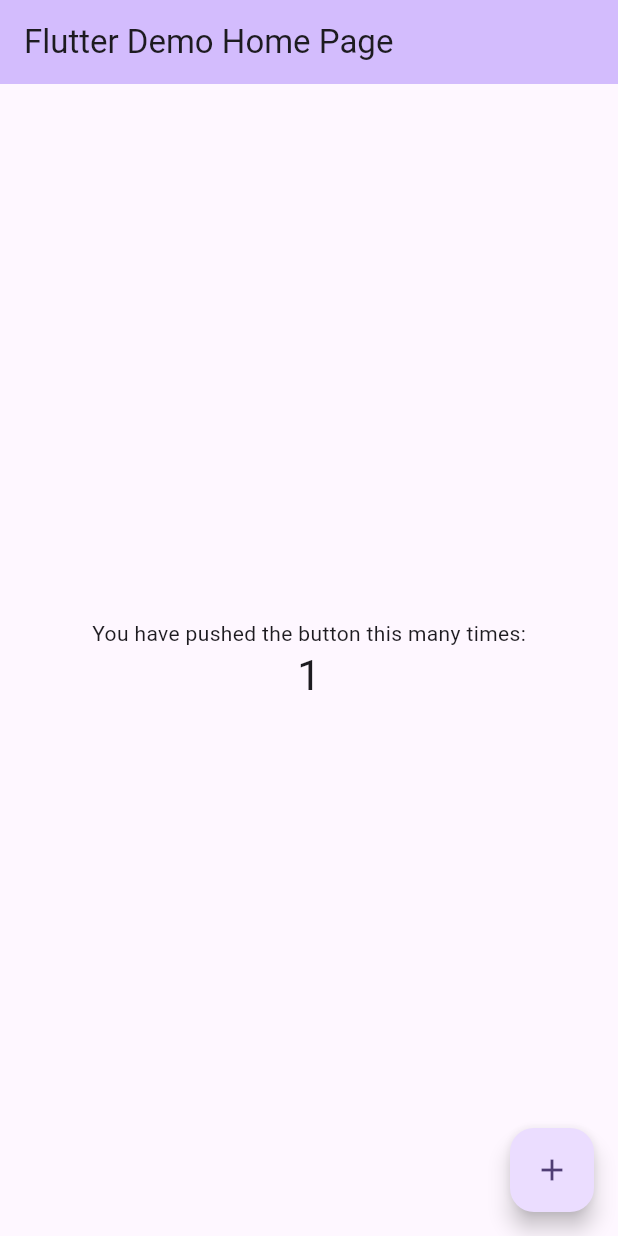
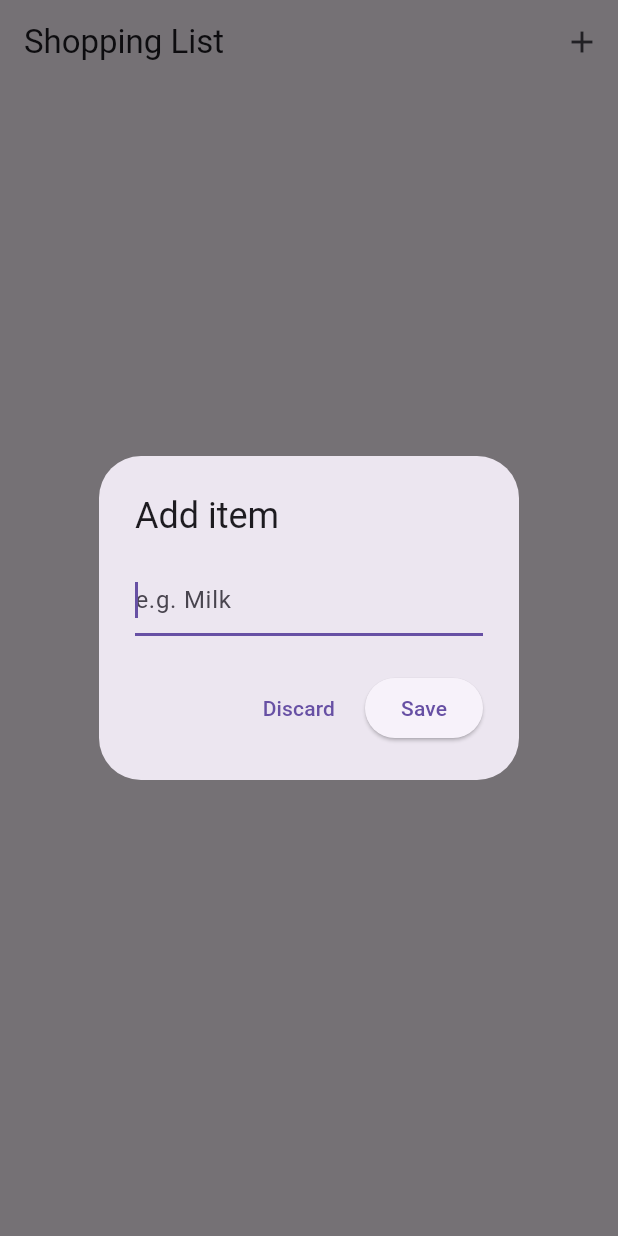
Before and after one commit to kaloqnnajdenov/buy_list, a Flutter app: the screen it shows after launch, after a tap on the "add" icon, on a phone screen of 412 x 824 dp. Run offline on Flutter 3.47's test engine with Material 3 defaults, Android fonts, the light colour scheme and no system bars; our stand-ins replace shared_preferences.

Commit message:
first version (basically todo-list)

```diff
--- /dev/null
+++ b/devtools_options.yaml
@@ -0,0 +1,3 @@
+description: This file stores settings for Dart & Flutter DevTools.
+documentation: https://docs.flutter.dev/tools/devtools/extensions#configure-extension-enablement-states
+extensions:
--- a/lib/main.dart
+++ b/lib/main.dart
@@ -1,125 +1,20 @@
 import 'package:flutter/material.dart';
+import 'screens/shopping_list_page.dart';
 
 void main() {
+  WidgetsFlutterBinding.ensureInitialized();
   runApp(const MyApp());
 }
 
 class MyApp extends StatelessWidget {
   const MyApp({super.key});
 
-  // This widget is the root of your application.
   @override
   Widget build(BuildContext context) {
     return MaterialApp(
-      title: 'Flutter Demo',
-      theme: ThemeData(
-        // This is the theme of your application.
-        //
-        // TRY THIS: Try running your application with "flutter run". You'll see
-        // the application has a purple toolbar. Then, without quitting the app,
-        // try changing the seedColor in the colorScheme below to Colors.green
-        // and then invoke "hot reload" (save your changes or press the "hot
-        // reload" button in a Flutter-supported IDE, or press "r" if you used
-        // the command line to start the app).
-        //
-        // Notice that the counter didn't reset back to zero; the application
-        // state is not lost during the reload. To reset the state, use hot
-        // restart instead.
-        //
-        // This works for code too, not just values: Most code changes can be
-        // tested with just a hot reload.
-        colorScheme: ColorScheme.fromSeed(seedColor: Colors.deepPurple),
-        useMaterial3: true,
-      ),
-      home: const MyHomePage(title: 'Flutter Demo Home Page'),
+      title: 'Shopping List',
+      theme: ThemeData(primarySwatch: Colors.blue),
+      home: const ShoppingListPage(),
     );
   }
 }
-
-class MyHomePage extends StatefulWidget {
-  const MyHomePage({super.key, required this.title});
-
-  // This widget is the home page of your application. It is stateful, meaning
-  // that it has a State object (defined below) that contains fields that affect
-  // how it looks.
-
-  // This class is the configuration for the state. It holds the values (in this
-  // case the title) provided by the parent (in this case the App widget) and
-  // used by the build method of the State. Fields in a Widget subclass are
-  // always marked "final".
-
-  final String title;
-
-  @override
-  State<MyHomePage> createState() => _MyHomePageState();
-}
-
-class _MyHomePageState extends State<MyHomePage> {
-  int _counter = 0;
-
-  void _incrementCounter() {
-    setState(() {
-      // This call to setState tells the Flutter framework that something has
-      // changed in this State, which causes it to rerun the build method below
-      // so that the display can reflect the updated values. If we changed
-      // _counter without calling setState(), then the build method would not be
-      // called again, and so nothing would appear to happen.
-      _counter++;
-    });
-  }
-
-  @override
-  Widget build(BuildContext context) {
-    // This method is rerun every time setState is called, for instance as done
-    // by the _incrementCounter method above.
-    //
-    // The Flutter framework has been optimized to make rerunning build methods
-    // fast, so that you can just rebuild anything that needs updating rather
-    // than having to individually change instances of widgets.
-    return Scaffold(
-      appBar: AppBar(
-        // TRY THIS: Try changing the color here to a specific color (to
-        // Colors.amber, perhaps?) and trigger a hot reload to see the AppBar
-        // change color while the other colors stay the same.
-        backgroundColor: Theme.of(context).colorScheme.inversePrimary,
-        // Here we take the value from the MyHomePage object that was created by
-        // the App.build method, and use it to set our appbar title.
-        title: Text(widget.title),
-      ),
-      body: Center(
-        // Center is a layout widget. It takes a single child and positions it
-        // in the middle of the parent.
-        child: Column(
-          // Column is also a layout widget. It takes a list of children and
-          // arranges them vertically. By default, it sizes itself to fit its
-          // children horizontally, and tries to be as tall as its parent.
-          //
-          // Column has various properties to control how it sizes itself and
-          // how it positions its children. Here we use mainAxisAlignment to
-          // center the children vertically; the main axis here is the vertical
-          // axis because Columns are vertical (the cross axis would be
-          // horizontal).
-          //
-          // TRY THIS: Invoke "debug painting" (choose the "Toggle Debug Paint"
-          // action in the IDE, or press "p" in the console), to see the
-          // wireframe for each widget.
-          mainAxisAlignment: MainAxisAlignment.center,
-          children: <Widget>[
-            const Text(
-              'You have pushed the button this many times:',
-            ),
-            Text(
-              '$_counter',
-              style: Theme.of(context).textTheme.headlineMedium,
-            ),
-          ],
-        ),
-      ),
-      floatingActionButton: FloatingActionButton(
-        onPressed: _incrementCounter,
-        tooltip: 'Increment',
-        child: const Icon(Icons.add),
-      ), // This trailing comma makes auto-formatting nicer for build methods.
-    );
-  }
-}
--- /dev/null
+++ b/lib/screens/shopping_list_page.dart
@@ -0,0 +1,129 @@
+import 'package:flutter/material.dart';
+import '../widgets/shopping_item.dart';
+import '../services/storage_service.dart';
+
+class ShoppingListPage extends StatefulWidget {
+  const ShoppingListPage({super.key});
+
+  @override
+  State<ShoppingListPage> createState() => _ShoppingListPageState();
+}
+
+class _ShoppingListPageState extends State<ShoppingListPage> {
+  final _storage = StorageService();
+  List<String> _items = <String>[];
+
+  @override
+  void initState() {
+    super.initState();
+    _loadItems();
+  }
+
+  Future<void> _loadItems() async {
+    _items = await _storage.loadItems();
+    setState(() {});
+  }
+
+  Future<void> _saveItems() async => _storage.saveItems(_items);
+
+  // ---------- UI actions ----------
+  void _showAddItemDialog() {
+    final controller = TextEditingController();
+    showDialog<void>(
+      context: context,
+      builder: (_) => AlertDialog(
+        title: const Text('Add item'),
+        content: TextField(
+          controller: controller,
+          autofocus: true,
+          decoration: const InputDecoration(hintText: 'e.g. Milk'),
+          onSubmitted: (_) => _saveAndClose(controller),
+        ),
+        actions: [
+          TextButton(
+            onPressed: () => Navigator.pop(context),
+            child: const Text('Discard'),
+          ),
+          ElevatedButton(
+            onPressed: () => _saveAndClose(controller),
+            child: const Text('Save'),
+          ),
+        ],
+      ),
+    );
+  }
+
+  void _saveAndClose(TextEditingController c) {
+    final text = c.text.trim();
+    if (text.isNotEmpty) {
+      setState(() => _items.add(text));
+      _saveItems();
+    }
+    Navigator.pop(context);
+  }
+
+  void _removeItem(int index) {
+    setState(() => _items.removeAt(index));
+    _saveItems();
+  }
+
+  // ---------- UI ----------
+  @override
+  Widget build(BuildContext context) {
+    return Scaffold(
+      appBar: AppBar(
+        title: const Text('Shopping List'),
+        actions: [
+          IconButton(
+              icon: const Icon(Icons.add), onPressed: _showAddItemDialog),
+        ],
+      ),
+      body: _items.isEmpty
+          ? const Center(child: Text('Tap + to add your first item'))
+          : ListView.builder(
+              itemCount: _items.length,
+              itemBuilder: (_, i) => Padding(
+                padding: const EdgeInsets.symmetric(horizontal: 8, vertical: 4),
+                child: Dismissible(
+                  key: ValueKey(_items[i]),
+                  direction: DismissDirection.endToStart, // swipe left only
+
+                  // ← REQUIRED, even if you never swipe right
+                  background: Container(
+                    decoration: BoxDecoration(
+                      color: Colors.transparent, // invisible filler
+                      borderRadius: BorderRadius.circular(12),
+                    ),
+                  ),
+
+                  // ← shows while swiping left (right-to-left)
+                  secondaryBackground: Container(
+                    decoration: BoxDecoration(
+                      color: Colors.redAccent,
+                      borderRadius: BorderRadius.circular(12),
+                    ),
+                    alignment: Alignment.centerRight,
+                    padding: const EdgeInsets.symmetric(horizontal: 16),
+                    child: const Row(
+                      mainAxisSize: MainAxisSize.min,
+                      children: const [
+                        Icon(Icons.delete, color: Colors.white),
+                        SizedBox(width: 8),
+                        Text('Delete',
+                            style: TextStyle(
+                                color: Colors.white,
+                                fontWeight: FontWeight.bold)),
+                      ],
+                    ),
+                  ),
+
+                  onDismissed: (_) => _removeItem(i),
+
+                  // ③ the actual list row (your ShoppingItem widget)
+                  child: ShoppingItem(text: _items[i]), // keep this as is
+                ),
+              ),
+            ),
+    );
+  }
+}
--- /dev/null
+++ b/lib/services/storage_service.dart
@@ -0,0 +1,15 @@
+import 'package:shared_preferences/shared_preferences.dart';
+
+class StorageService {
+  final _key = 'shopping_items';
+
+  Future<List<String>> loadItems() async {
+    final prefs = await SharedPreferences.getInstance();
+    return prefs.getStringList(_key) ?? <String>[];
+  }
+
+  Future<void> saveItems(List<String> items) async {
+    final prefs = await SharedPreferences.getInstance();
+    await prefs.setStringList(_key, items);
+  }
+}
--- a/pubspec.yaml
+++ b/pubspec.yaml
@@ -35,6 +35,7 @@ dependencies:
   # The following adds the Cupertino Icons font to your application.
   # Use with the CupertinoIcons class for iOS style icons.
   cupertino_icons: ^1.0.8
+  shared_preferences: ^2.5.3
 
 dev_dependencies:
   flutter_test:
```
Also changed, not shown: lib/widgets/shopping_item.dart (added, +22 -0 lines), pubspec.lock, 1 other file.
